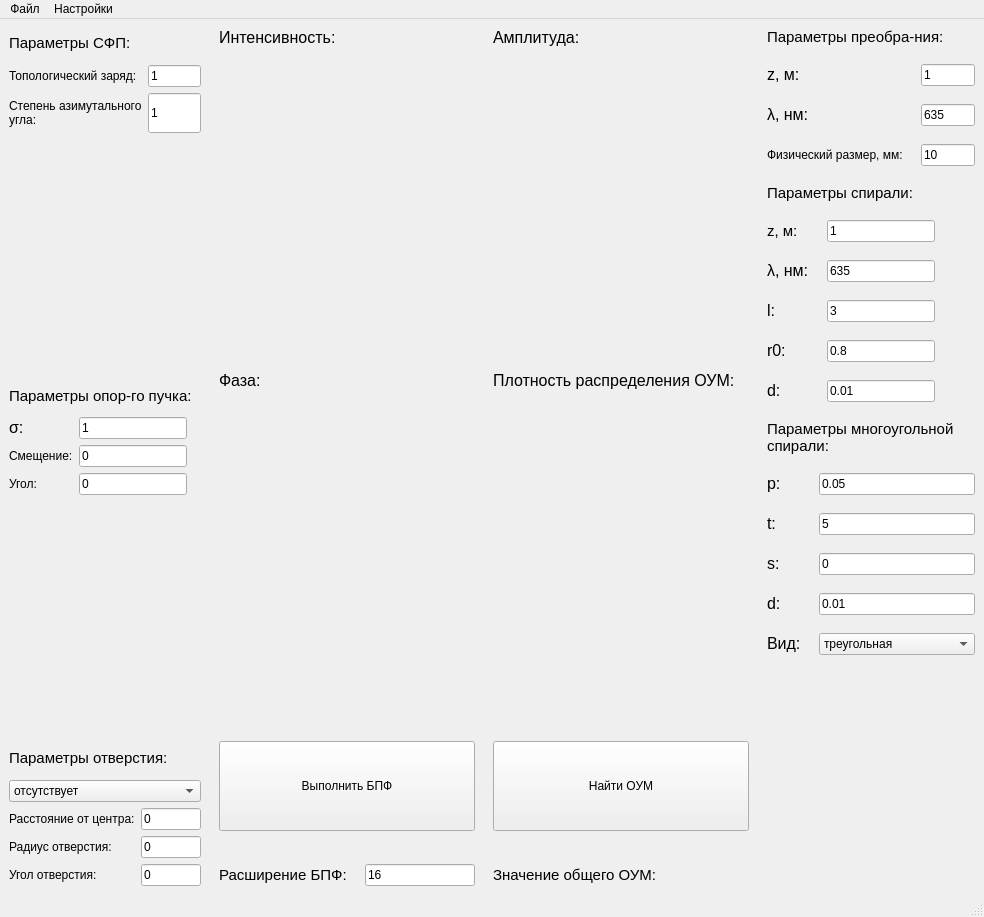
Old version of the form mainwindow.ui in the repository Laufinsconsca/vortex-processing.
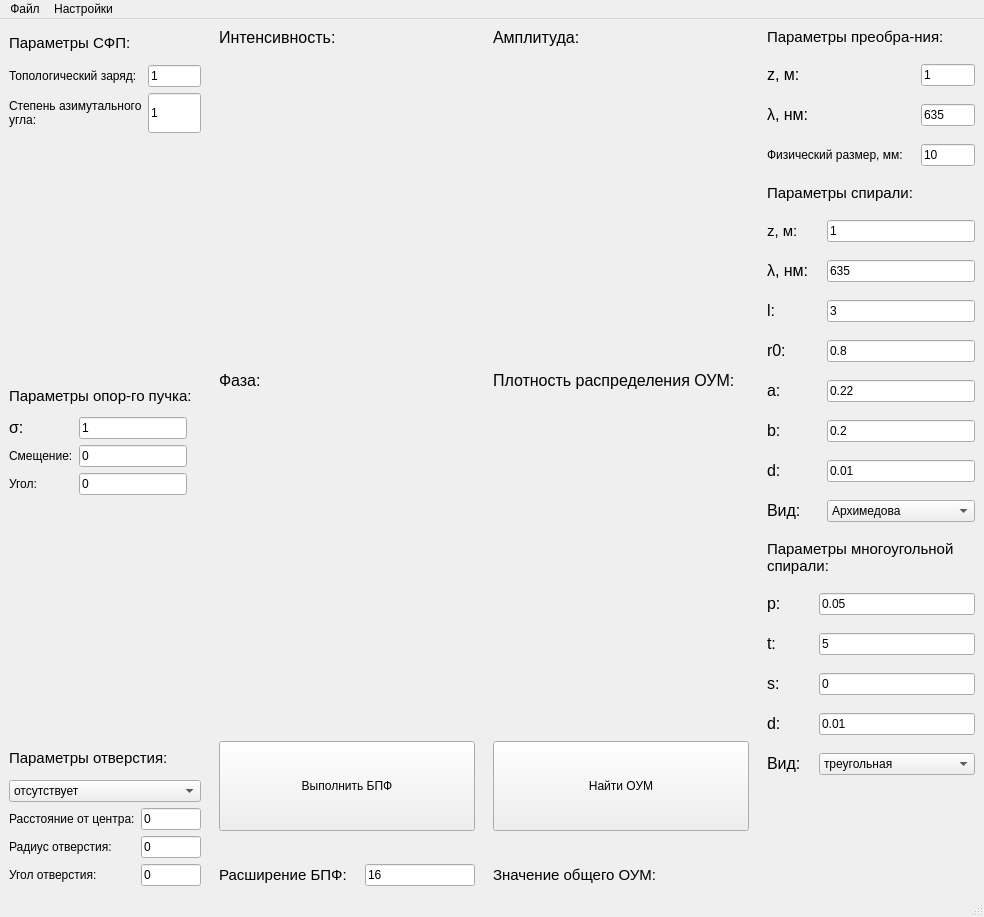
New version of the form. Icons and pictures are not drawn.

What changed in the file:
```diff
--- a/mainwindow.ui
+++ b/mainwindow.ui
@@ -1032,15 +1032,8 @@
       <item>
        <layout class="QFormLayout" name="formLayout_8">
         <property name="fieldGrowthPolicy">
-         <enum>QFormLayout::FieldsStayAtSizeHint</enum>
+         <enum>QFormLayout::AllNonFixedFieldsGrow</enum>
         </property>
-        <item row="0" column="1">
-         <widget class="QLineEdit" name="spiral_z_line">
-          <property name="text">
-           <string>1</string>
-          </property>
-         </widget>
-        </item>
         <item row="0" column="0">
          <widget class="QLabel" name="label_6">
           <property name="text">
@@ -1048,6 +1041,27 @@
           </property>
          </widget>
         </item>
+        <item row="0" column="1">
+         <widget class="QLineEdit" name="spiral_z_line">
+          <property name="text">
+           <string>1</string>
+          </property>
+         </widget>
+        </item>
+        <item row="1" column="0">
+         <widget class="QLabel" name="label_8">
+          <property name="text">
+           <string>&lt;html&gt;&lt;head/&gt;&lt;body&gt;&lt;p&gt;&lt;span style=&quot; font-size:12pt;&quot;&gt;λ, нм:&lt;/span&gt;&lt;/p&gt;&lt;/body&gt;&lt;/html&gt;</string>
+          </property>
+         </widget>
+        </item>
+        <item row="1" column="1">
+         <widget class="QLineEdit" name="spiral_wavelength_line">
+          <property name="text">
+           <string>635</string>
+          </property>
+         </widget>
+        </item>
         <item row="2" column="0">
          <widget class="QLabel" name="label_7">
           <property name="text">
@@ -1062,27 +1076,6 @@
           </property>
          </widget>
         </item>
-        <item row="1" column="1">
-         <widget class="QLineEdit" name="spiral_wavelength_line">
-          <property name="text">
-           <string>635</string>
-          </property>
-         </widget>
-        </item>
-        <item row="1" column="0">
-         <widget class="QLabel" name="label_8">
-          <property name="text">
-           <string>&lt;html&gt;&lt;head/&gt;&lt;body&gt;&lt;p&gt;&lt;span style=&quot; font-size:12pt;&quot;&gt;λ, нм:&lt;/span&gt;&lt;/p&gt;&lt;/body&gt;&lt;/html&gt;</string>
-          </property>
-         </widget>
-        </item>
-        <item row="3" column="1">
-         <widget class="QLineEdit" name="r0_line">
-          <property name="text">
-           <string>0.8</string>
-          </property>
-         </widget>
-        </item>
         <item row="3" column="0">
          <widget class="QLabel" name="label_9">
           <property name="text">
@@ -1090,20 +1083,82 @@
           </property>
          </widget>
         </item>
-        <item row="4" column="1">
-         <widget class="QLineEdit" name="spiral_thickness_line">
+        <item row="3" column="1">
+         <widget class="QLineEdit" name="r0_line">
           <property name="text">
-           <string>0.01</string>
+           <string>0.8</string>
           </property>
          </widget>
         </item>
-        <item row="4" column="0">
+        <item row="6" column="0">
          <widget class="QLabel" name="label_10">
           <property name="text">
            <string>&lt;html&gt;&lt;head/&gt;&lt;body&gt;&lt;p&gt;&lt;span style=&quot; font-size:12pt;&quot;&gt;d:&lt;/span&gt;&lt;/p&gt;&lt;/body&gt;&lt;/html&gt;</string>
           </property>
          </widget>
         </item>
+        <item row="6" column="1">
+         <widget class="QLineEdit" name="spiral_thickness_line">
+          <property name="text">
+           <string>0.01</string>
+          </property>
+         </widget>
+        </item>
+        <item row="7" column="0">
+         <widget class="QLabel" name="label_11">
+          <property name="text">
+           <string>&lt;html&gt;&lt;head/&gt;&lt;body&gt;&lt;p&gt;&lt;span style=&quot; font-size:12pt;&quot;&gt;Вид:&lt;/span&gt;&lt;/p&gt;&lt;/body&gt;&lt;/html&gt;</string>
+          </property>
+         </widget>
+        </item>
+        <item row="7" column="1">
+         <widget class="QComboBox" name="spiral_type_combo_box">
+          <property name="sizePolicy">
+           <sizepolicy hsizetype="Expanding" vsizetype="Fixed">
+            <horstretch>0</horstretch>
+            <verstretch>0</verstretch>
+           </sizepolicy>
+          </property>
+          <item>
+           <property name="text">
+            <string>Архимедова</string>
+           </property>
+          </item>
+          <item>
+           <property name="text">
+            <string>логарифмическая</string>
+           </property>
+          </item>
+         </widget>
+        </item>
+        <item row="4" column="1">
+         <widget class="QLineEdit" name="a_line">
+          <property name="text">
+           <string>0.22</string>
+          </property>
+         </widget>
+        </item>
+        <item row="5" column="1">
+         <widget class="QLineEdit" name="b_line">
+          <property name="text">
+           <string>0.2</string>
+          </property>
+         </widget>
+        </item>
+        <item row="4" column="0">
+         <widget class="QLabel" name="label_12">
+          <property name="text">
+           <string>&lt;html&gt;&lt;head/&gt;&lt;body&gt;&lt;p&gt;&lt;span style=&quot; font-size:12pt;&quot;&gt;a:&lt;/span&gt;&lt;/p&gt;&lt;/body&gt;&lt;/html&gt;</string>
+          </property>
+         </widget>
+        </item>
+        <item row="5" column="0">
+         <widget class="QLabel" name="label_13">
+          <property name="text">
+           <string>&lt;html&gt;&lt;head/&gt;&lt;body&gt;&lt;p&gt;&lt;span style=&quot; font-size:12pt;&quot;&gt;b:&lt;/span&gt;&lt;/p&gt;&lt;/body&gt;&lt;/html&gt;</string>
+          </property>
+         </widget>
+        </item>
        </layout>
       </item>
       <item>
@@ -1184,7 +1239,7 @@
         <item row="4" column="1">
          <widget class="QComboBox" name="polygonal_spiral_type_combo_box">
           <property name="currentText">
-           <string>квадратная</string>
+           <string>треугольная</string>
           </property>
           <item>
            <property name="text">
```
